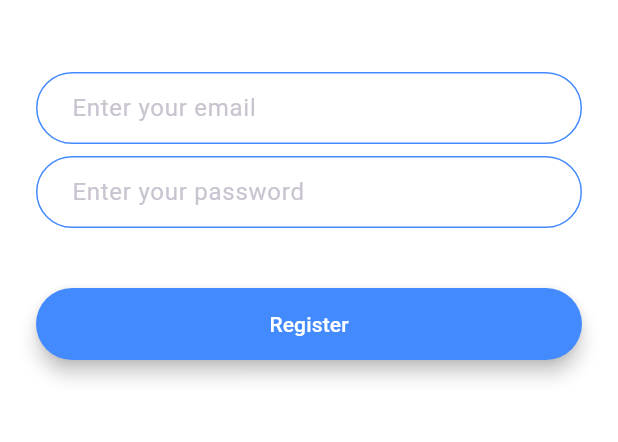
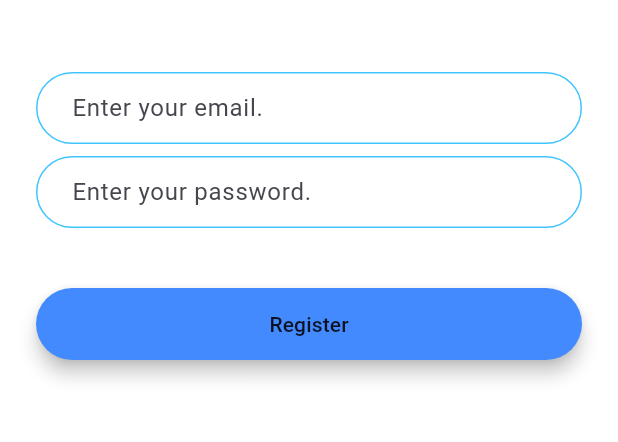
Before and after one commit to Erick360/chatting, a Flutter app: the screen it shows after launch, after a tap on "Register", on a phone screen of 412 x 824 dp, the part 576-1018 px from its top. Run offline on Flutter 3.47's test engine with Material 3 defaults, Android fonts, the phone set to English and light mode, and no system bars; our stand-ins replace animated_text_kit.

Commit message:
refactoring code

```diff
--- /dev/null
+++ b/lib/components/rounded_button.dart
@@ -0,0 +1,30 @@
+import 'package:flutter/cupertino.dart';
+import 'package:flutter/material.dart';
+
+class RoundedButton extends StatelessWidget {
+  const RoundedButton(this.title, this.color, this.onPressed, {super.key});
+
+  final Color color;
+  final String title;
+  final VoidCallback onPressed;
+
+  @override
+  Widget build(BuildContext context) {
+    return Padding(
+      padding: const EdgeInsets.symmetric(vertical: 16.0),
+      child: Material(
+        elevation: 5.0,
+        color: color,
+        borderRadius: BorderRadius.circular(30.0),
+        child: MaterialButton(
+          onPressed: onPressed,
+          minWidth: 200.0,
+          height: 45.0,
+          child: Text(
+            title,
+          ),
+        ),
+      ),
+    );
+  }
+}
--- a/lib/main.dart
+++ b/lib/main.dart
@@ -15,14 +15,6 @@ class FlashChat extends StatelessWidget{
   @override
   Widget build(BuildContext context) {
     return MaterialApp(
-      theme: ThemeData.dark().copyWith(
-        textTheme: const TextTheme(
-            bodyMedium: TextStyle(
-                color: Colors.black54
-            ),
-        ),
-      ),
-
       initialRoute: WelcomeScreen.id,
       routes: {
         WelcomeScreen.id: (context) => const WelcomeScreen(),
--- a/lib/resources/constants.dart
+++ b/lib/resources/constants.dart
@@ -1,10 +1,7 @@
 import 'package:flutter/material.dart';
 
 const kSendButtonTextStyle = TextStyle(
-  color: Colors.lightBlueAccent,
-  fontWeight: FontWeight.bold,
-  fontSize: 18.0
-);
+    color: Colors.lightBlueAccent, fontWeight: FontWeight.bold, fontSize: 18.0);
 
 const kMessageTextFieldDecoration = InputDecoration(
   contentPadding: EdgeInsets.symmetric(vertical: 10.0, horizontal: 20.0),
@@ -15,8 +12,24 @@ const kMessageTextFieldDecoration = InputDecoration(
 const kMessageContainerDecoration = BoxDecoration(
   border: Border(
     top: BorderSide(
-        color: Colors.lightBlueAccent,
-        width: 2.0,
+      color: Colors.lightBlueAccent,
+      width: 2.0,
     ),
   ),
 );
+
+const kTextFieldDecoration = InputDecoration(
+  hintText: 'Enter a value',
+  contentPadding: EdgeInsets.symmetric(vertical: 10.0, horizontal: 20.0),
+  border: OutlineInputBorder(
+    borderRadius: BorderRadius.all(Radius.circular(32.0)),
+  ),
+  enabledBorder: OutlineInputBorder(
+    borderSide: BorderSide(color: Colors.lightBlueAccent, width: 1.0),
+    borderRadius: BorderRadius.all(Radius.circular(32.0)),
+  ),
+  focusedBorder: OutlineInputBorder(
+    borderSide: BorderSide(color: Colors.lightBlueAccent, width: 2.0),
+    borderRadius: BorderRadius.all(Radius.circular(32.0)),
+  ),
+);
--- a/lib/screens/login_screen.dart
+++ b/lib/screens/login_screen.dart
@@ -1,4 +1,6 @@
 import 'package:flutter/material.dart';
+import 'package:flash_chat/components/rounded_button.dart';
+import 'package:flash_chat/resources/constants.dart';
 
 class LoginScreen extends StatefulWidget {
   const LoginScreen({super.key});
@@ -33,24 +35,7 @@ class _LoginScreenState extends State<LoginScreen> {
               onChanged: (value) {
                 //Do something with the user input.
               },
-              decoration: const InputDecoration(
-                hintText: 'Enter your email',
-                contentPadding:
-                EdgeInsets.symmetric(vertical: 10.0, horizontal: 20.0),
-                border: OutlineInputBorder(
-                  borderRadius: BorderRadius.all(Radius.circular(32.0)),
-                ),
-                enabledBorder: OutlineInputBorder(
-                  borderSide:
-                  BorderSide(color: Colors.lightBlueAccent, width: 1.0),
-                  borderRadius: BorderRadius.all(Radius.circular(32.0)),
-                ),
-                focusedBorder: OutlineInputBorder(
-                  borderSide:
-                  BorderSide(color: Colors.lightBlueAccent, width: 2.0),
-                  borderRadius: BorderRadius.all(Radius.circular(32.0)),
-                ),
-              ),
+              decoration: kTextFieldDecoration.copyWith(hintText: 'Enter your email.'),
             ),
             const SizedBox(
               height: 8.0,
@@ -59,46 +44,12 @@ class _LoginScreenState extends State<LoginScreen> {
               onChanged: (value) {
                 //Do something with the user input.
               },
-              decoration: const InputDecoration(
-                hintText: 'Enter your password.',
-                contentPadding:
-                EdgeInsets.symmetric(vertical: 10.0, horizontal: 20.0),
-                border: OutlineInputBorder(
-                  borderRadius: BorderRadius.all(Radius.circular(32.0)),
-                ),
-                enabledBorder: OutlineInputBorder(
-                  borderSide:
-                  BorderSide(color: Colors.lightBlueAccent, width: 1.0),
-                  borderRadius: BorderRadius.all(Radius.circular(32.0)),
-                ),
-                focusedBorder: OutlineInputBorder(
-                  borderSide:
-                  BorderSide(color: Colors.lightBlueAccent, width: 2.0),
-                  borderRadius: BorderRadius.all(Radius.circular(32.0)),
-                ),
-              ),
+              decoration: kTextFieldDecoration.copyWith(hintText: 'Enter your password.'),
             ),
             const SizedBox(
               height: 24.0,
             ),
-            Padding(
-              padding: const EdgeInsets.symmetric(vertical: 16.0),
-              child: Material(
-                color: Colors.lightBlueAccent,
-                borderRadius: const BorderRadius.all(Radius.circular(30.0)),
-                elevation: 5.0,
-                child: MaterialButton(
-                  onPressed: () {
-                    //Implement login functionality.
-                  },
-                  minWidth: 200.0,
-                  height: 42.0,
-                  child: const Text(
-                    'Log In',
-                  ),
-                ),
-              ),
-            ),
+            RoundedButton('Log In', Colors.lightBlueAccent, () {}),
           ],
         ),
       ),
--- a/lib/screens/registration_screen.dart
+++ b/lib/screens/registration_screen.dart
@@ -1,4 +1,6 @@
 import 'package:flutter/material.dart';
+import 'package:flash_chat/components/rounded_button.dart';
+import 'package:flash_chat/resources/constants.dart';
 
 class RegistrationScreen extends StatefulWidget {
   const RegistrationScreen({super.key});
@@ -33,22 +35,7 @@ class _RegistrationScreenState extends State<RegistrationScreen> {
               onChanged: (value) {
                 //Do something with the user input.
               },
-              decoration: const InputDecoration(
-                hintText: 'Enter your email',
-                contentPadding:
-                EdgeInsets.symmetric(vertical: 10.0, horizontal: 20.0),
-                border: OutlineInputBorder(
-                  borderRadius: BorderRadius.all(Radius.circular(32.0)),
-                ),
-                enabledBorder: OutlineInputBorder(
-                  borderSide: BorderSide(color: Colors.blueAccent, width: 1.0),
-                  borderRadius: BorderRadius.all(Radius.circular(32.0)),
-                ),
-                focusedBorder: OutlineInputBorder(
-                  borderSide: BorderSide(color: Colors.blueAccent, width: 2.0),
-                  borderRadius: BorderRadius.all(Radius.circular(32.0)),
-                ),
-              ),
+              decoration: kTextFieldDecoration.copyWith(hintText: 'Enter your email.'),
             ),
             const SizedBox(
               height: 8.0,
@@ -57,44 +44,17 @@ class _RegistrationScreenState extends State<RegistrationScreen> {
               onChanged: (value) {
                 //Do something with the user input.
               },
-              decoration: const InputDecoration(
-                hintText: 'Enter your password',
-                contentPadding:
-                EdgeInsets.symmetric(vertical: 10.0, horizontal: 20.0),
-                border: OutlineInputBorder(
-                  borderRadius: BorderRadius.all(Radius.circular(32.0)),
-                ),
-                enabledBorder: OutlineInputBorder(
-                  borderSide: BorderSide(color: Colors.blueAccent, width: 1.0),
-                  borderRadius: BorderRadius.all(Radius.circular(32.0)),
-                ),
-                focusedBorder: OutlineInputBorder(
-                  borderSide: BorderSide(color: Colors.blueAccent, width: 2.0),
-                  borderRadius: BorderRadius.all(Radius.circular(32.0)),
-                ),
-              ),
+             decoration: kTextFieldDecoration.copyWith(hintText: 'Enter your password.'),
             ),
             const SizedBox(
               height: 24.0,
             ),
-            Padding(
-              padding: const EdgeInsets.symmetric(vertical: 16.0),
-              child: Material(
-                color: Colors.blueAccent,
-                borderRadius: const BorderRadius.all(Radius.circular(30.0)),
-                elevation: 5.0,
-                child: MaterialButton(
-                  onPressed: () {
-                    //Implement registration functionality.
-                  },
-                  minWidth: 200.0,
-                  height: 42.0,
-                  child: const Text(
-                    'Register',
-                    style: TextStyle(color: Colors.white),
-                  ),
-                ),
-              ),
+            RoundedButton(
+                'Register',
+                Colors.blueAccent,
+                (){
+
+                }
             ),
           ],
         ),
--- a/lib/screens/welcome_screen.dart
+++ b/lib/screens/welcome_screen.dart
@@ -1,17 +1,19 @@
 import 'package:flutter/material.dart';
 import 'login_screen.dart';
 import 'registration_screen.dart';
+import 'package:animated_text_kit/animated_text_kit.dart';
+import 'package:flash_chat/components/rounded_button.dart';
 
+@override
 class WelcomeScreen extends StatefulWidget {
   const WelcomeScreen({super.key});
 
   static String id = 'welcome_screen';
-  @override
   _WelcomeScreenState createState() => _WelcomeScreenState();
 }
 
-class _WelcomeScreenState extends State<WelcomeScreen> with SingleTickerProviderStateMixin {
-
+class _WelcomeScreenState extends State<WelcomeScreen>
+    with SingleTickerProviderStateMixin {
   late AnimationController controller;
   late Animation animation;
 
@@ -24,7 +26,8 @@ class _WelcomeScreenState extends State<WelcomeScreen> with SingleTickerProvider
       upperBound: 100.0,
     );
 
-    animation = ColorTween(begin: Colors.red,end: Colors.blue).animate(controller);
+    animation =
+        ColorTween(begin: Colors.red, end: Colors.blue).animate(controller);
     /*
     animation = CurvedAnimation(
         parent: controller,
@@ -46,10 +49,8 @@ class _WelcomeScreenState extends State<WelcomeScreen> with SingleTickerProvider
   */
 
     controller.forward();
-    controller.addListener((){
-      setState(() {
-
-      });
+    controller.addListener(() {
+      setState(() {});
     });
   }
 
@@ -64,7 +65,8 @@ class _WelcomeScreenState extends State<WelcomeScreen> with SingleTickerProvider
   @override
   Widget build(BuildContext context) {
     return Scaffold(
-      backgroundColor: Colors.white,//animation.value //withOpacity(controller.value),
+      backgroundColor:
+          Colors.white, //animation.value //withOpacity(controller.value),
       body: Padding(
         padding: const EdgeInsets.symmetric(horizontal: 24.0),
         child: Column(
@@ -80,52 +82,31 @@ class _WelcomeScreenState extends State<WelcomeScreen> with SingleTickerProvider
                     child: Image.asset('images/logo.png'),
                   ),
                 ),
-                const Text(
-                  'L’amour',
-                  style: TextStyle(
+                AnimatedTextKit(
+                  animatedTexts: [
+                    TypewriterAnimatedText(
+                      'L amour',
+                      textStyle: const TextStyle(
                         fontSize: 45.0,
                         fontWeight: FontWeight.w900,
                       ),
+                      speed: const Duration(milliseconds: 100),
+                    ),
+                  ],
+                  pause: const Duration(milliseconds: 100),
+                  repeatForever: true,
                 ),
               ],
             ),
             const SizedBox(
               height: 48.0,
             ),
-            Padding(
-              padding: const EdgeInsets.symmetric(vertical: 16.0),
-              child: Material(
-                elevation: 5.0,
-                color: Colors.lightBlueAccent,
-                borderRadius: BorderRadius.circular(30.0),
-                child: MaterialButton(
-                  onPressed: () {
+            RoundedButton('Log In', Colors.lightBlueAccent, () {
               Navigator.pushNamed(context, LoginScreen.id);
-                  },
-                  minWidth: 200.0,
-                  height: 45.0,
-                  child: const Text(
-                    'Log In',
-                  ),
-                ),
-              ),
-            ),
-            Padding(
-              padding: const EdgeInsets.symmetric(vertical: 16.0),
-              child: Material(
-                color: Colors.lightBlueAccent,
-                borderRadius: BorderRadius.circular(30.0),
-                elevation: 5.0,
-                child: MaterialButton(
-                  onPressed: () {
+            }),
+            RoundedButton('Register', Colors.lightBlueAccent, () {
               Navigator.pushNamed(context, RegistrationScreen.id);
-                  },
-                  minWidth: 200.0,
-                  height: 42.0,
-                  child: const Text('Register'),
-                ),
-              ),
-            ),
+            }),
           ],
         ),
       ),
--- a/pubspec.yaml
+++ b/pubspec.yaml
@@ -22,6 +22,7 @@ dependencies:
   # The following adds the Cupertino Icons font to your application.
   # Use with the CupertinoIcons class for iOS style icons.
   cupertino_icons: ^1.0.8
+  animated_text_kit: ^4.2.3
 
 dev_dependencies:
   flutter_test:
@@ -32,7 +33,7 @@ dev_dependencies:
   # activated in the `analysis_options.yaml` file located at the root of your
   # package. See that file for information about deactivating specific lint
   # rules and activating additional ones.
-  flutter_lints: ^4.0.0
+  flutter_lints: ^5.0.0
 
 # For information on the generic Dart part of this file, see the
 # following page: https://dart.dev/tools/pub/pubspec
```
Also changed, not shown: pubspec.lock, 3 other files. Lines whose indentation alone changed are shown as unchanged.
